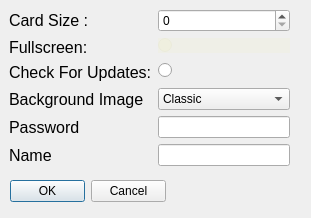
The window that src/client/settingsdialog.ui (michael-s-dev/kbang) describes before a commit, drawn with Qt 5.
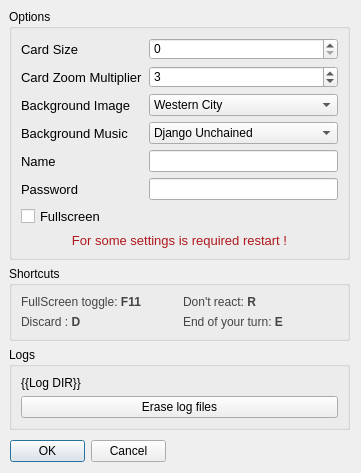
The same window after the commit. Icons and pictures are not drawn.

Commit message: options/config

```diff
--- a/src/client/settingsdialog.ui
+++ b/src/client/settingsdialog.ui
@@ -4,10 +4,10 @@
  <widget class="QDialog" name="SettingsDialog">
   <property name="geometry">
    <rect>
-    <x>0</x>
-    <y>0</y>
-    <width>311</width>
-    <height>218</height>
+    <x>772</x>
+    <y>284</y>
+    <width>361</width>
+    <height>473</height>
    </rect>
   </property>
   <property name="minimumSize">
@@ -36,7 +36,7 @@
    <property name="geometry">
     <rect>
      <x>10</x>
-     <y>180</y>
+     <y>440</y>
      <width>156</width>
      <height>23</height>
     </rect>
@@ -53,66 +53,51 @@
     <rect>
      <x>9</x>
      <y>9</y>
-     <width>281</width>
-     <height>159</height>
+     <width>341</width>
+     <height>421</height>
     </rect>
    </property>
-   <layout class="QFormLayout" name="formLayout">
+   <layout class="QGridLayout" name="gridLayout_4">
     <item row="0" column="0">
-     <layout class="QHBoxLayout" name="horizontalLayout_6">
+     <widget class="QGroupBox" name="groupBox">
+      <property name="title">
+       <string>Options</string>
+      </property>
+      <layout class="QGridLayout" name="gridLayout">
+       <item row="2" column="1">
+        <widget class="QComboBox" name="comboBox">
       <item>
-       <widget class="QLabel" name="label">
-        <property name="font">
-         <font>
-          <pointsize>12</pointsize>
-         </font>
-        </property>
+          <property name="text">
+           <string>Western City</string>
+          </property>
+         </item>
+         <item>
         <property name="text">
-         <string>Card Size :</string>
-        </property>
-       </widget>
-      </item>
-     </layout>
-    </item>
+           <string>Classic</string>
+          </property>
+         </item>
+        </widget>
+       </item>
     <item row="1" column="0">
-     <layout class="QHBoxLayout" name="horizontalLayout_5">
-      <item>
        <widget class="QLabel" name="label_2">
         <property name="font">
          <font>
-          <pointsize>12</pointsize>
+           <pointsize>10</pointsize>
          </font>
         </property>
         <property name="text">
-         <string>Fullscreen:</string>
+          <string>Card Zoom Multiplier</string>
         </property>
        </widget>
       </item>
-     </layout>
+       <item row="5" column="1">
+        <widget class="QLineEdit" name="lineEdit_2"/>
     </item>
     <item row="2" column="0">
-     <layout class="QHBoxLayout" name="horizontalLayout_4">
-      <item>
-       <widget class="QLabel" name="label_3">
-        <property name="font">
-         <font>
-          <pointsize>12</pointsize>
-         </font>
-        </property>
-        <property name="text">
-         <string>Check For Updates:</string>
-        </property>
-       </widget>
-      </item>
-     </layout>
-    </item>
-    <item row="3" column="0">
-     <layout class="QHBoxLayout" name="horizontalLayout">
-      <item>
        <widget class="QLabel" name="label_4">
         <property name="font">
          <font>
-          <pointsize>12</pointsize>
+           <pointsize>10</pointsize>
          </font>
         </property>
         <property name="text">
@@ -120,15 +105,50 @@
         </property>
        </widget>
       </item>
-     </layout>
-    </item>
-    <item row="4" column="0">
-     <layout class="QHBoxLayout" name="horizontalLayout_2">
+       <item row="3" column="1">
+        <widget class="QComboBox" name="comboBox_2">
+         <item>
+          <property name="text">
+           <string>Django Unchained</string>
+          </property>
+         </item>
       <item>
+          <property name="text">
+           <string>Classic</string>
+          </property>
+         </item>
+        </widget>
+       </item>
+       <item row="3" column="0">
+        <widget class="QLabel" name="label_7">
+         <property name="font">
+          <font>
+           <pointsize>10</pointsize>
+          </font>
+         </property>
+         <property name="text">
+          <string>Background Music</string>
+         </property>
+        </widget>
+       </item>
+       <item row="1" column="1">
+        <widget class="QSpinBox" name="spinBoxZoom">
+         <property name="minimum">
+          <number>2</number>
+         </property>
+         <property name="maximum">
+          <number>6</number>
+         </property>
+         <property name="value">
+          <number>3</number>
+         </property>
+        </widget>
+       </item>
+       <item row="5" column="0">
        <widget class="QLabel" name="label_6">
         <property name="font">
          <font>
-          <pointsize>12</pointsize>
+           <pointsize>10</pointsize>
          </font>
         </property>
         <property name="text">
@@ -136,15 +156,26 @@
         </property>
        </widget>
       </item>
-     </layout>
-    </item>
-    <item row="5" column="0">
-     <layout class="QHBoxLayout" name="horizontalLayout_3">
-      <item>
+       <item row="4" column="1">
+        <widget class="QLineEdit" name="lineEdit"/>
+       </item>
+       <item row="6" column="0">
+        <widget class="QCheckBox" name="checkBox">
+         <property name="font">
+          <font>
+           <pointsize>10</pointsize>
+          </font>
+         </property>
+         <property name="text">
+          <string>Fullscreen</string>
+         </property>
+        </widget>
+       </item>
+       <item row="4" column="0">
        <widget class="QLabel" name="label_5">
         <property name="font">
          <font>
-          <pointsize>12</pointsize>
+           <pointsize>10</pointsize>
          </font>
         </property>
         <property name="text">
@@ -152,53 +183,113 @@
         </property>
        </widget>
       </item>
+       <item row="0" column="0">
+        <layout class="QHBoxLayout" name="horizontalLayout_6">
+         <item>
+          <widget class="QLabel" name="label">
+           <property name="font">
+            <font>
+             <pointsize>10</pointsize>
+            </font>
+           </property>
+           <property name="text">
+            <string>Card Size</string>
+           </property>
+          </widget>
+         </item>
      </layout>
     </item>
     <item row="0" column="1">
      <widget class="QSpinBox" name="spinBox"/>
     </item>
+       <item row="7" column="0" colspan="2">
+        <widget class="QLabel" name="label_11">
+         <property name="text">
+          <string>&lt;html&gt;&lt;head/&gt;&lt;body&gt;&lt;p&gt;&lt;span style=&quot; font-size:10pt; color:#b0181d;&quot;&gt;For some settings is required restart !&lt;/span&gt;&lt;/p&gt;&lt;/body&gt;&lt;/html&gt;</string>
+         </property>
+         <property name="alignment">
+          <set>Qt::AlignCenter</set>
+         </property>
+        </widget>
+       </item>
+      </layout>
+     </widget>
+    </item>
+    <item row="1" column="0">
+     <widget class="QGroupBox" name="groupBox_2">
+      <property name="title">
+       <string>Shortcuts</string>
+      </property>
+      <layout class="QGridLayout" name="gridLayout_2">
+       <item row="1" column="0">
+        <widget class="QLabel" name="label_10">
+         <property name="styleSheet">
+          <string notr="true">color:#444;</string>
+         </property>
+         <property name="text">
+          <string>&lt;html&gt;&lt;head/&gt;&lt;body&gt;&lt;p&gt;Discard : &lt;span style=&quot; font-weight:600;&quot;&gt;D&lt;/span&gt;&lt;/p&gt;&lt;/body&gt;&lt;/html&gt;</string>
+         </property>
+        </widget>
+       </item>
     <item row="1" column="1">
-     <widget class="QRadioButton" name="radioButton_2">
+        <widget class="QLabel" name="label_8">
       <property name="styleSheet">
-       <string notr="true">background-color:rgba(236, 239, 28, 10);</string>
+          <string notr="true">color:#444;</string>
       </property>
       <property name="text">
-       <string/>
+          <string>End of your turn: &lt;b&gt;E&lt;/b&gt;</string>
       </property>
      </widget>
     </item>
-    <item row="2" column="1">
-     <widget class="QRadioButton" name="radioButton">
+       <item row="0" column="0" colspan="2">
+        <layout class="QHBoxLayout" name="horizontalLayout">
+         <item>
+          <widget class="QLabel" name="label_3">
+           <property name="styleSheet">
+            <string notr="true">color:#444;</string>
+           </property>
       <property name="text">
-       <string/>
-      </property>
-      <property name="checkable">
-       <bool>true</bool>
-      </property>
-      <property name="checked">
-       <bool>false</bool>
-      </property>
-     </widget>
-    </item>
-    <item row="3" column="1">
-     <widget class="QComboBox" name="comboBox">
+            <string>FullScreen toggle:  &lt;b&gt;F11&lt;/b&gt;</string>
+           </property>
+          </widget>
+         </item>
       <item>
+          <widget class="QLabel" name="label_9">
+           <property name="styleSheet">
+            <string notr="true">color:#444;</string>
+           </property>
        <property name="text">
-        <string>Classic</string>
-       </property>
-      </item>
-      <item>
+            <string>&lt;html&gt;&lt;head/&gt;&lt;body&gt;&lt;p&gt;Don't react: &lt;span style=&quot; font-weight:600;&quot;&gt;R&lt;/span&gt;&lt;/p&gt;&lt;/body&gt;&lt;/html&gt;</string>
+           </property>
+          </widget>
+         </item>
+        </layout>
+       </item>
+      </layout>
+     </widget>
+    </item>
+    <item row="2" column="0">
+     <widget class="QGroupBox" name="groupBox_3">
+      <property name="title">
+       <string>Logs</string>
+      </property>
+      <layout class="QGridLayout" name="gridLayout_3">
+       <item row="0" column="0">
+        <widget class="QLabel" name="txt_logdir">
        <property name="text">
-        <string>Western City</string>
-       </property>
-      </item>
-     </widget>
-    </item>
-    <item row="4" column="1">
-     <widget class="QLineEdit" name="lineEdit"/>
-    </item>
-    <item row="5" column="1">
-     <widget class="QLineEdit" name="lineEdit_2"/>
+          <string>{{Log DIR}}</string>
+         </property>
+        </widget>
+       </item>
+       <item row="1" column="0">
+        <widget class="QPushButton" name="pushButton">
+         <property name="text">
+          <string>Erase log files</string>
+         </property>
+        </widget>
+       </item>
+      </layout>
+     </widget>
     </item>
    </layout>
   </widget>
```
Left out of the diff: 6 changed lines with no effect on the pictures. Lines whose indentation alone changed are shown as unchanged. The commit also changes 14 other files.
